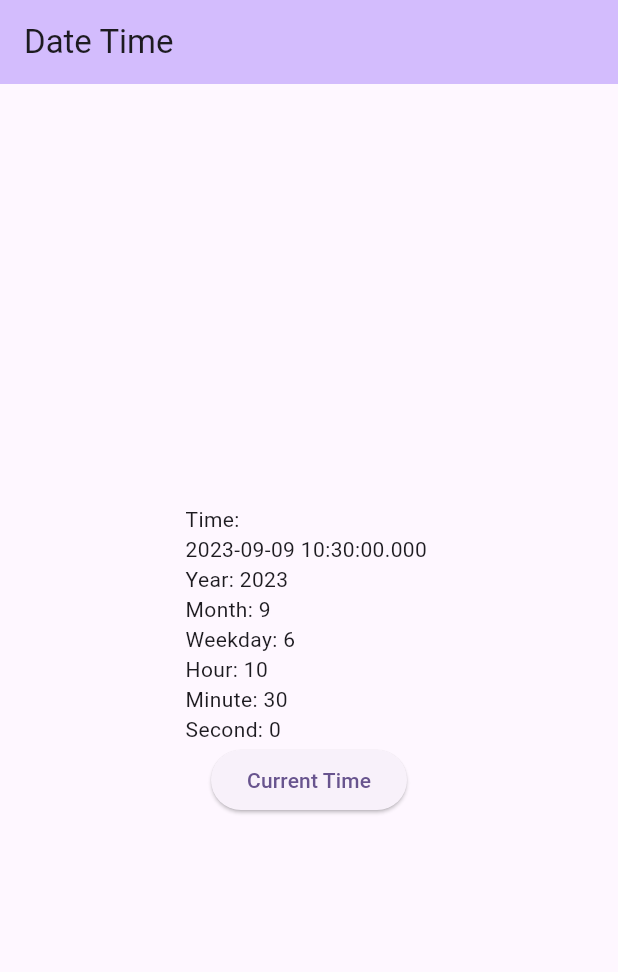
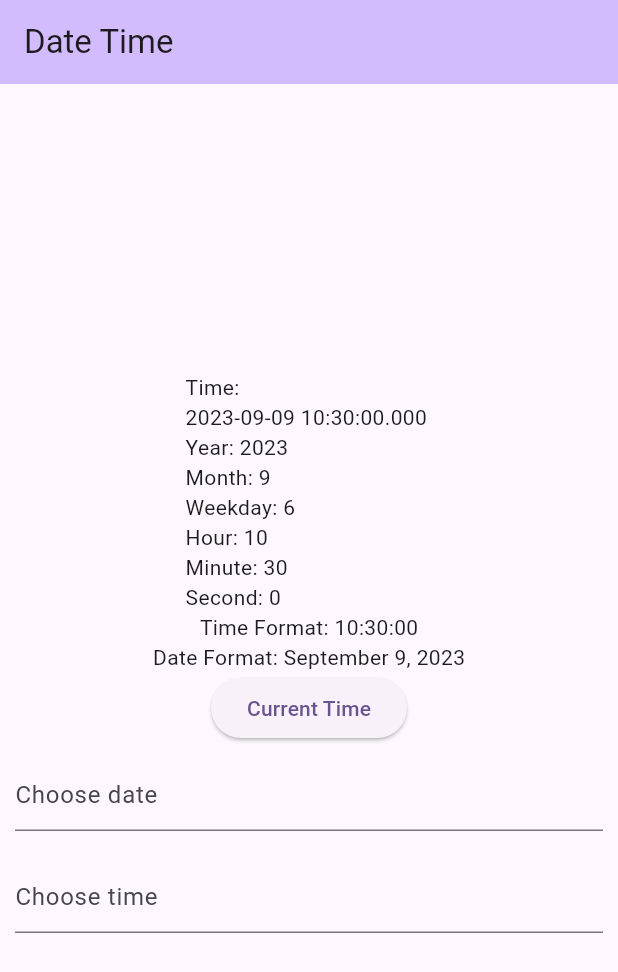
Before and after one commit to sajolkk/Flutter-basic, a Flutter app: the screen it shows after launch, on a phone screen of 412 x 824 dp. Shown: the top 972 px of the screen. Run offline on Flutter 3.47's test engine with Material 2 defaults, Android fonts, the phone set to English and light mode, and no system bars; missing offline and left inert: dart:ffi.

Commit message:
date time learn

```diff
--- a/date_time/lib/main.dart
+++ b/date_time/lib/main.dart
@@ -1,4 +1,5 @@
 import 'package:flutter/material.dart';
+import 'package:intl/intl.dart';
 
 void main() {
   runApp(const MyApp());
@@ -12,6 +13,7 @@ class MyApp extends StatelessWidget {
   Widget build(BuildContext context) {
     return MaterialApp(
       title: 'Flutter Demo',
+      debugShowCheckedModeBanner: false,
       theme: ThemeData(
         // This is the theme of your application.
         //
@@ -55,7 +57,13 @@ class MyHomePage extends StatefulWidget {
 }
 
 class _MyHomePageState extends State<MyHomePage> {
-
+  var dateinput  = TextEditingController();
+  var seletedTime  = TextEditingController();
+  // @override
+  // void initState() {
+  //   dateinput.text = ""; //set the initial value of text field
+  //   super.initState();
+  // }
   @override
   Widget build(BuildContext context) {
     // This method is rerun every time setState is called, for instance as done
@@ -66,13 +74,15 @@ class _MyHomePageState extends State<MyHomePage> {
     // than having to individually change instances of widgets.
 
     var time = DateTime.now();
-
     return Scaffold(
         appBar: AppBar(
           // TRY THIS: Try changing the color here to a specific color (to
           // Colors.amber, perhaps?) and trigger a hot reload to see the AppBar
           // change color while the other colors stay the same.
-        backgroundColor: Theme.of(context).colorScheme.inversePrimary,
+          backgroundColor: Theme
+              .of(context)
+              .colorScheme
+              .inversePrimary,
           // Here we take the value from the MyHomePage object that was created by
           // the App.build method, and use it to set our appbar title.
           title: Text(widget.title),
@@ -83,12 +93,76 @@ class _MyHomePageState extends State<MyHomePage> {
             child: Column(
               mainAxisAlignment: MainAxisAlignment.center,
               children: [
-              Text("Time: \n$time \nYear: ${ time.year} \nMonth: ${ time.month }  \nWeekday: ${ time.weekday }  \nHour: ${ time.hour }  \nMinute: ${ time.minute }  \nSecond: ${ time.second }"),
-              ElevatedButton(onPressed: (){
+                Text("Time: \n$time \nYear: ${ time.year} \nMonth: ${ time
+                    .month }  \nWeekday: ${ time.weekday }  \nHour: ${ time
+                    .hour }  \nMinute: ${ time.minute }  \nSecond: ${ time
+                    .second }"),
+                Text("Time Format: ${ DateFormat('Hms').format(time) }"),
+                Text("Date Format: ${ DateFormat('yMMMMd').format(time) }"),
+                ElevatedButton(onPressed: () {
                   setState(() {
 
                   });
-              },child: Text('Current Time')),
+                }, child: Text('Current Time')),
+                Padding(
+                  padding: const EdgeInsets.all(10.0),
+                  child: TextField(
+                    controller: dateinput,
+                    readOnly: true,
+                    decoration: InputDecoration(
+                      hintText: 'Choose date',
+
+                    ),
+                    onTap: () async {
+                      DateTime? pickedDate = await showDatePicker(
+                          context: context,
+                          initialDate: DateTime.now(),
+                          firstDate: DateTime(1998),
+                          lastDate: DateTime.now());
+                      if(pickedDate != null){
+                        print(pickedDate);  //pickedDate output format => 2021-03-10 00:00:00.000
+                        String formattedDate = DateFormat('yyyy-MM-dd').format(pickedDate);
+                        print(formattedDate); //formatted date output using intl package =>  2021-03-16
+                        //you can implement different kind of Date Format here according to your requirement
+
+                        setState(() {
+                          dateinput.text = formattedDate; //set output date to TextField value.
+                        });
+                      }
+                    },
+                  ),
+                ),
+                Padding(
+                  padding: const EdgeInsets.all(10.0),
+                  child: TextField(
+                    controller: seletedTime,
+                    readOnly: true,
+                    decoration: InputDecoration(
+                      hintText: 'Choose time',
+
+                    ),
+                    onTap: () async {
+                      TimeOfDay? pickedTime = await showTimePicker(
+                          context: context,
+                          initialTime: TimeOfDay.now()
+                      );
+                      if(pickedTime != null){
+                        // print(pickedTime.format(context));   //output 10:51 PM
+                        // DateTime parsedTime = DateFormat.jm().parse(pickedTime.format(context).toString());
+                        //converting to DateTime so that we can further format on different pattern.
+                        // print(parsedTime); //output 1970-01-01 22:53:00.000
+                        // String formattedTime = DateFormat('HH:mm:ss').format(pickedTime.toString());
+                        // print(formattedTime); //output 14:59:00
+                        //DateFormat() is from intl package, you can format the time on any pattern you need.
+                        var strTime = pickedTime.hour.toString()+':'+pickedTime.minute.toString();
+                        setState(() {
+                          seletedTime.text = strTime; //set the value of text field.
+                        });
+
+                      }
+                    },
+                  ),
+                )
               ],
             ),
           ),
--- a/date_time/pubspec.yaml
+++ b/date_time/pubspec.yaml
@@ -46,6 +46,7 @@ dev_dependencies:
   # package. See that file for information about deactivating specific lint
   # rules and activating additional ones.
   flutter_lints: ^2.0.0
+  intl: ^0.18.1
 
 # For information on the generic Dart part of this file, see the
 # following page: https://dart.dev/tools/pub/pubspec
```
Also changed, not shown: date_time/pubspec.lock. Lines whose indentation alone changed are shown as unchanged.
